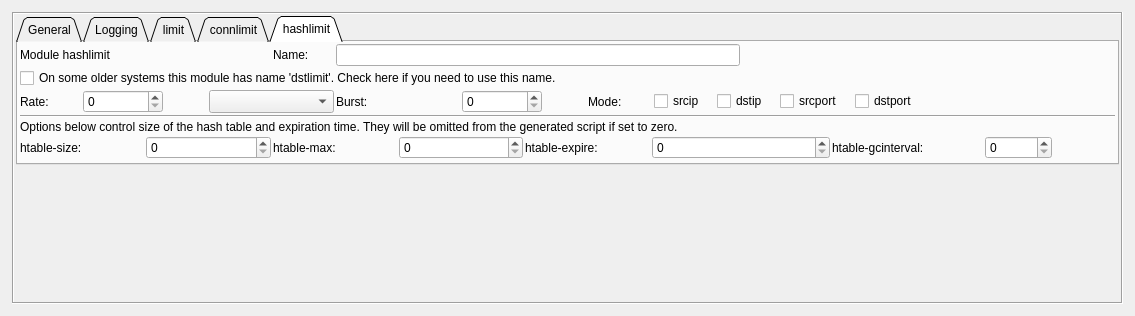
Old version of the form src/gui/ruleoptionsdialog_q.ui in the repository fwbuilder/fwbuilder.
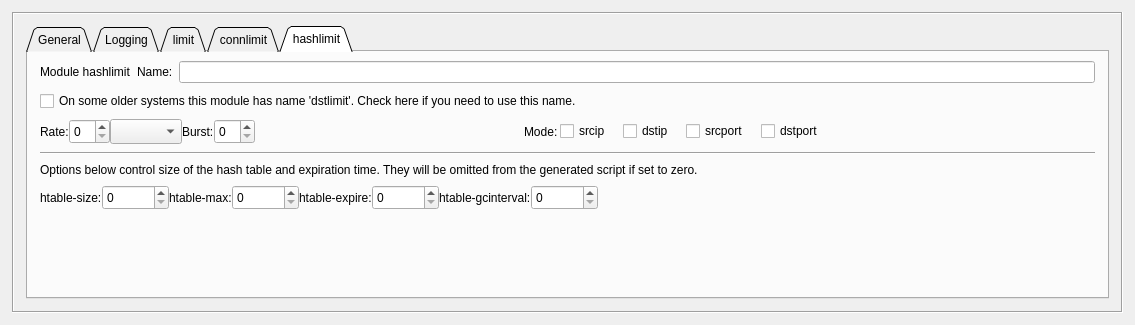
New version of the form. The open tabs and pages were chosen to show the change.

Commit message: slightly rearranged dialog, making it less crowded

Diff of the .ui file:
```diff
--- a/src/gui/ruleoptionsdialog_q.ui
+++ b/src/gui/ruleoptionsdialog_q.ui
@@ -1,13 +1,13 @@
 <?xml version="1.0" encoding="UTF-8"?>
 <ui version="4.0">
  <class>RuleOptionsDialog_q</class>
- <widget class="QWidget" name="RuleOptionsDialog_q">
-  <property name="geometry">
+ <widget class="QWidget" name="RuleOptionsDialog_q" >
+  <property name="geometry" >
    <rect>
     <x>0</x>
     <y>0</y>
     <width>1135</width>
-    <height>316</height>
+    <height>325</height>
    </rect>
   </property>
   <property name="windowTitle">
@@ -43,34 +43,18 @@
      <property name="currentIndex">
       <number>2</number>
      </property>
-     <widget class="QWidget" name="ipt">
-      <layout class="QGridLayout">
-       <property name="margin">
-        <number>2</number>
+     <widget class="QWidget" name="ipt" >
+      <layout class="QGridLayout" >
+       <property name="margin" >
+        <number>12</number>
        </property>
-       <property name="spacing">
-        <number>2</number>
+       <property name="spacing" >
+        <number>12</number>
        </property>
-       <item row="1" column="0">
-        <spacer>
-         <property name="orientation">
-          <enum>Qt::Vertical</enum>
-         </property>
-         <property name="sizeType">
-          <enum>QSizePolicy::MinimumExpanding</enum>
-         </property>
-         <property name="sizeHint" stdset="0">
-          <size>
-           <width>20</width>
-           <height>0</height>
-          </size>
-         </property>
-        </spacer>
-       </item>
-       <item row="0" column="0">
-        <widget class="QTabWidget" name="tabw0">
-         <property name="sizePolicy">
-          <sizepolicy hsizetype="Expanding" vsizetype="Preferred">
+       <item row="0" column="0" >
+        <widget class="QTabWidget" name="tabw0" >
+         <property name="sizePolicy" >
+          <sizepolicy vsizetype="Preferred" hsizetype="Expanding" >
            <horstretch>0</horstretch>
            <verstretch>0</verstretch>
           </sizepolicy>
@@ -588,16 +572,22 @@
           <attribute name="title">
            <string>hashlimit</string>
           </attribute>
-          <layout class="QGridLayout">
-           <property name="margin">
-            <number>2</number>
+          <layout class="QGridLayout" name="gridLayout_8" >
+           <property name="verticalSpacing" >
+            <number>8</number>
            </property>
-           <property name="spacing">
-            <number>2</number>
+           <property name="leftMargin" >
+            <number>12</number>
            </property>
-           <item row="0" column="0" colspan="4">
-            <widget class="QLabel" name="textLabel2_5">
-             <property name="text">
+           <property name="rightMargin" >
+            <number>12</number>
+           </property>
+           <property name="bottomMargin" >
+            <number>12</number>
+           </property>
+           <item row="0" column="0" >
+            <widget class="QLabel" name="textLabel2_5" >
+             <property name="text" >
               <string>Module hashlimit</string>
              </property>
              <property name="wordWrap">
@@ -605,26 +595,9 @@
              </property>
             </widget>
            </item>
-           <item row="1" column="0" colspan="15">
-            <widget class="QCheckBox" name="ipt_hashlimit_dstlimit">
-             <property name="text">
-              <string>On some older systems this module has name 'dstlimit'. Check here if you need to use this name.</string>
-             </property>
-            </widget>
-           </item>
-           <item row="2" column="0">
-            <widget class="QLabel" name="textLabel1_4">
-             <property name="text">
-              <string>Rate:</string>
-             </property>
-             <property name="wordWrap">
-              <bool>false</bool>
-             </property>
-            </widget>
-           </item>
-           <item row="0" column="4">
-            <widget class="QLabel" name="textLabel1_6">
-             <property name="text">
+           <item row="0" column="1" >
+            <widget class="QLabel" name="textLabel1_6" >
+             <property name="text" >
               <string>Name:</string>
              </property>
              <property name="wordWrap">
@@ -632,93 +605,222 @@
              </property>
             </widget>
            </item>
-           <item row="0" column="5" colspan="6">
-            <widget class="QLineEdit" name="ipt_hashlimit_name"/>
+           <item row="0" column="2" >
+            <widget class="QLineEdit" name="ipt_hashlimit_name" />
            </item>
-           <item row="2" column="7" colspan="2">
-            <widget class="QSpinBox" name="ipt_hashlimit_burst">
-             <property name="maximumSize">
-              <size>
-               <width>80</width>
-               <height>32767</height>
-              </size>
+           <item row="1" column="0" colspan="3" >
+            <widget class="QCheckBox" name="ipt_hashlimit_dstlimit" >
+             <property name="text" >
+              <string>On some older systems this module has name 'dstlimit'. Check here if you need to use this name.</string>
              </property>
             </widget>
            </item>
-           <item row="2" column="1" colspan="2">
-            <widget class="QSpinBox" name="ipt_hashlimit">
-             <property name="maximumSize">
-              <size>
-               <width>80</width>
-               <height>32767</height>
-              </size>
-             </property>
-            </widget>
-           </item>
-           <item row="2" column="3" colspan="2">
-            <widget class="QComboBox" name="ipt_hashlimit_suffix">
-             <property name="sizePolicy">
-              <sizepolicy hsizetype="Preferred" vsizetype="Fixed">
-               <horstretch>0</horstretch>
-               <verstretch>0</verstretch>
-              </sizepolicy>
-             </property>
-             <property name="maximumSize">
-              <size>
-               <width>200</width>
-               <height>32767</height>
-              </size>
-             </property>
+           <item row="2" column="0" colspan="3" >
+            <layout class="QHBoxLayout" name="horizontalLayout" >
              <item>
-              <property name="text">
-               <string/>
-              </property>
+              <widget class="QLabel" name="textLabel1_4" >
+               <property name="text" >
+                <string>Rate:</string>
+               </property>
+               <property name="wordWrap" >
+                <bool>false</bool>
+               </property>
+              </widget>
              </item>
              <item>
-              <property name="text">
-               <string>/day</string>
-              </property>
+              <widget class="QSpinBox" name="ipt_hashlimit" >
+               <property name="minimumSize" >
+                <size>
+                 <width>0</width>
+                 <height>25</height>
+                </size>
+               </property>
+               <property name="maximumSize" >
+                <size>
+                 <width>80</width>
+                 <height>32767</height>
+                </size>
+               </property>
+              </widget>
              </item>
              <item>
-              <property name="text">
-               <string>/hour</string>
-              </property>
+              <widget class="QComboBox" name="ipt_hashlimit_suffix" >
+               <property name="sizePolicy" >
+                <sizepolicy vsizetype="Fixed" hsizetype="Preferred" >
+                 <horstretch>0</horstretch>
+                 <verstretch>0</verstretch>
+                </sizepolicy>
+               </property>
+               <property name="minimumSize" >
+                <size>
+                 <width>0</width>
+                 <height>25</height>
+                </size>
+               </property>
+               <property name="maximumSize" >
+                <size>
+                 <width>200</width>
+                 <height>32767</height>
+                </size>
+               </property>
+               <item>
+                <property name="text" >
+                 <string/>
+                </property>
+               </item>
+               <item>
+                <property name="text" >
+                 <string>/day</string>
+                </property>
+               </item>
+               <item>
+                <property name="text" >
+                 <string>/hour</string>
+                </property>
+               </item>
+               <item>
+                <property name="text" >
+                 <string>/minute</string>
+                </property>
+               </item>
+               <item>
+                <property name="text" >
+                 <string>/second</string>
+                </property>
+               </item>
+              </widget>
              </item>
              <item>
-              <property name="text">
-               <string>/minute</string>
-              </property>
+              <widget class="QLabel" name="textLabel6_2" >
+               <property name="text" >
+                <string>Burst:</string>
+               </property>
+               <property name="wordWrap" >
+                <bool>false</bool>
+               </property>
+              </widget>
              </item>
              <item>
-              <property name="text">
-               <string>/second</string>
-              </property>
+              <widget class="QSpinBox" name="ipt_hashlimit_burst" >
+               <property name="minimumSize" >
+                <size>
+                 <width>0</width>
+                 <height>25</height>
+                </size>
+               </property>
+               <property name="maximumSize" >
+                <size>
+                 <width>80</width>
+                 <height>32767</height>
+                </size>
+               </property>
+              </widget>
              </item>
-            </widget>
+             <item>
+              <spacer name="horizontalSpacer" >
+               <property name="orientation" >
+                <enum>Qt::Horizontal</enum>
+               </property>
+               <property name="sizeHint" stdset="0" >
+                <size>
+                 <width>108</width>
+                 <height>20</height>
+                </size>
+               </property>
+              </spacer>
+             </item>
+             <item>
+              <widget class="QLabel" name="textLabel5_3" >
+               <property name="text" >
+                <string>Mode:</string>
+               </property>
+               <property name="wordWrap" >
+                <bool>false</bool>
+               </property>
+              </widget>
+             </item>
+             <item>
+              <widget class="QFrame" name="frame" >
+               <property name="sizePolicy" >
+                <sizepolicy vsizetype="Preferred" hsizetype="Preferred" >
+                 <horstretch>0</horstretch>
+                 <verstretch>0</verstretch>
+                </sizepolicy>
+               </property>
+               <property name="frameShape" >
+                <enum>QFrame::NoFrame</enum>
+               </property>
+               <property name="frameShadow" >
+                <enum>QFrame::Raised</enum>
+               </property>
+               <layout class="QHBoxLayout" >
+                <property name="spacing" >
+                 <number>12</number>
+                </property>
+                <property name="leftMargin" >
+                 <number>2</number>
+                </property>
+                <property name="topMargin" >
+                 <number>0</number>
+                </property>
+                <property name="rightMargin" >
+                 <number>2</number>
+                </property>
+                <property name="bottomMargin" >
+                 <number>0</number>
+                </property>
+                <item>
+                 <widget class="QCheckBox" name="cb_srcip" >
+                  <property name="text" >
+                   <string>srcip</string>
+                  </property>
+                 </widget>
+                </item>
+                <item>
+                 <widget class="QCheckBox" name="cb_dstip" >
+                  <property name="text" >
+                   <string>dstip</string>
+                  </property>
+                 </widget>
+                </item>
+                <item>
+                 <widget class="QCheckBox" name="cb_srcport" >
+                  <property name="text" >
+                   <string>srcport</string>
+                  </property>
+                 </widget>
+                </item>
+                <item>
+                 <widget class="QCheckBox" name="cb_dstport" >
+                  <property name="text" >
+                   <string>dstport</string>
+                  </property>
+                 </widget>
+                </item>
+               </layout>
+              </widget>
+             </item>
+             <item>
+              <spacer>
+               <property name="orientation" >
+                <enum>Qt::Horizontal</enum>
+               </property>
+               <property name="sizeType" >
+                <enum>QSizePolicy::Expanding</enum>
+               </property>
+               <property name="sizeHint" stdset="0" >
+                <size>
+                 <width>40</width>
+                 <height>20</height>
+                </size>
+               </property>
+              </spacer>
+             </item>
+            </layout>
            </item>
-           <item row="2" column="5" colspan="2">
-            <widget class="QLabel" name="textLabel6_2">
-             <property name="text">
-              <string>Burst:</string>
-             </property>
-             <property name="wordWrap">
-              <bool>false</bool>
-             </property>
-            </widget>
-           </item>
-           <item row="2" column="9">
-            <widget class="QLabel" name="textLabel5_3">
-             <property name="text">
-              <string>Mode:</string>
-             </property>
-             <property name="wordWrap">
-              <bool>false</bool>
-             </property>
-            </widget>
-           </item>
-           <item row="3" column="0" colspan="16">
-            <widget class="Line" name="line1">
-             <property name="frameShape">
+           <item row="3" column="0" colspan="3" >
+            <widget class="Line" name="line1" >
+             <property name="frameShape" >
               <enum>QFrame::HLine</enum>
              </property>
              <property name="frameShadow">
@@ -729,89 +831,9 @@
              </property>
             </widget>
            </item>
-           <item row="5" column="0" colspan="2">
-            <widget class="QLabel" name="textLabel2_7">
-             <property name="text">
-              <string>htable-size:</string>
-             </property>
-             <property name="wordWrap">
-              <bool>false</bool>
-             </property>
-            </widget>
-           </item>
-           <item row="5" column="2" colspan="2">
-            <widget class="QSpinBox" name="ipt_hashlimit_size">
-             <property name="toolTip">
-              <string>The number of buckets of the hash table (omit this option in generated script if set to 0)</string>
-             </property>
-             <property name="maximum">
-              <number>999999</number>
-             </property>
-            </widget>
-           </item>
-           <item row="5" column="4" colspan="2">
-            <widget class="QLabel" name="textLabel2_7_2">
-             <property name="text">
-              <string>htable-max:</string>
-             </property>
-             <property name="wordWrap">
-              <bool>false</bool>
-             </property>
-            </widget>
-           </item>
-           <item row="5" column="6" colspan="2">
-            <widget class="QSpinBox" name="ipt_hashlimit_max">
-             <property name="toolTip">
-              <string>Maximum number of entries in the hash (omit this option in generated script if set to 0)</string>
-             </property>
-             <property name="maximum">
-              <number>999999</number>
-             </property>
-            </widget>
-           </item>
-           <item row="5" column="8" colspan="2">
-            <widget class="QLabel" name="textLabel3_6">
-             <property name="text">
-              <string>htable-expire:</string>
-             </property>
-             <property name="wordWrap">
-              <bool>false</bool>
-             </property>
-            </widget>
-           </item>
-           <item row="5" column="10" colspan="2">
-            <widget class="QSpinBox" name="ipt_hashlimit_expire">
-             <property name="toolTip">
-              <string>After how many milliseconds do hash entries expire (omit this option in the generated script if set to 0)</string>
-             </property>
-             <property name="maximum">
-              <number>999999</number>
-             </property>
-            </widget>
-           </item>
-           <item row="5" column="12" colspan="2">
-            <widget class="QLabel" name="textLabel4_3">
-             <property name="text">
-              <string>htable-gcinterval:</string>
-             </property>
-             <property name="wordWrap">
-              <bool>false</bool>
-             </property>
-            </widget>
-           </item>
-           <item row="5" column="14">
-            <widget class="QSpinBox" name="ipt_hashlimit_gcinterval">
-             <property name="toolTip">
-              <string>How many milliseconds between garbage collection intervals (omit this option in generated script if set to 0)</string>
-             </property>
-             <property name="maximum">
-              <number>999999</number>
-             </property>
-            </widget>
-           </item>
-           <item row="4" column="0" colspan="16">
-            <widget class="QLabel" name="textLabel5_5">
-             <property name="text">
+           <item row="4" column="0" colspan="3" >
+            <widget class="QLabel" name="textLabel5_5" >
+             <property name="text" >
               <string>Options below control size of the hash table and expiration time. They will be omitted from the generated script if set to zero.</string>
              </property>
              <property name="alignment">
@@ -822,7 +844,128 @@
              </property>
             </widget>
            </item>
-           <item row="6" column="10">
+           <item row="5" column="0" colspan="3" >
+            <layout class="QHBoxLayout" name="horizontalLayout_2" >
+             <item>
+              <widget class="QLabel" name="textLabel2_7" >
+               <property name="text" >
+                <string>htable-size:</string>
+               </property>
+               <property name="wordWrap" >
+                <bool>false</bool>
+               </property>
+              </widget>
+             </item>
+             <item>
+              <widget class="QSpinBox" name="ipt_hashlimit_size" >
+               <property name="minimumSize" >
+                <size>
+                 <width>0</width>
+                 <height>25</height>
+                </size>
+               </property>
+               <property name="toolTip" >
+                <string>The number of buckets of the hash table (omit this option in generated script if set to 0)</string>
+               </property>
+               <property name="maximum" >
+                <number>999999</number>
+               </property>
+              </widget>
+             </item>
+             <item>
+              <widget class="QLabel" name="textLabel2_7_2" >
+               <property name="text" >
+                <string>htable-max:</string>
+               </property>
+               <property name="wordWrap" >
+                <bool>false</bool>
+               </property>
+              </widget>
+             </item>
+             <item>
+              <widget class="QSpinBox" name="ipt_hashlimit_max" >
+               <property name="minimumSize" >
+                <size>
+                 <width>0</width>
+                 <height>25</height>
+                </size>
+               </property>
+               <property name="toolTip" >
+                <string>Maximum number of entries in the hash (omit this option in generated script if set to 0)</string>
+               </property>
+               <property name="maximum" >
+                <number>999999</number>
+               </property>
+              </widget>
+             </item>
+             <item>
+              <widget class="QLabel" name="textLabel3_6" >
+               <property name="text" >
+                <string>htable-expire:</string>
+               </property>
+               <property name="wordWrap" >
+                <bool>false</bool>
+               </property>
+              </widget>
+             </item>
+             <item>
+              <widget class="QSpinBox" name="ipt_hashlimit_expire" >
+               <property name="minimumSize" >
+                <size>
+                 <width>0</width>
+                 <height>25</height>
+                </size>
+               </property>
+               <property name="toolTip" >
+                <string>After how many milliseconds do hash entries expire (omit this option in the generated script if set to 0)</string>
+               </property>
+               <property name="maximum" >
+                <number>999999</number>
+               </property>
+              </widget>
+             </item>
+             <item>
+              <widget class="QLabel" name="textLabel4_3" >
+               <property name="text" >
+                <string>htable-gcinterval:</string>
+               </property>
+               <property name="wordWrap" >
+                <bool>false</bool>
+               </property>
+              </widget>
+             </item>
+             <item>
+              <widget class="QSpinBox" name="ipt_hashlimit_gcinterval" >
+               <property name="minimumSize" >
+                <size>
+                 <width>0</width>
+                 <height>25</height>
+                </size>
+               </property>
+               <property name="toolTip" >
+                <string>How many milliseconds between garbage collection intervals (omit this option in generated script if set to 0)</string>
+               </property>
+               <property name="maximum" >
+                <number>999999</number>
+               </property>
+              </widget>
+             </item>
+             <item>
+              <spacer name="horizontalSpacer_2" >
+               <property name="orientation" >
+                <enum>Qt::Horizontal</enum>
+               </property>
+               <property name="sizeHint" stdset="0" >
+                <size>
+                 <width>268</width>
+                 <height>20</height>
+                </size>
+               </property>
+              </spacer>
+             </item>
+            </layout>
+           </item>
+           <item row="6" column="2" >
             <spacer>
              <property name="orientation">
               <enum>Qt::Vertical</enum>
@@ -838,83 +981,6 @@
              </property>
             </spacer>
            </item>
-           <item row="2" column="10" colspan="3">
-            <widget class="QFrame" name="frame">
-             <property name="sizePolicy">
-              <sizepolicy hsizetype="Preferred" vsizetype="Preferred">
-               <horstretch>0</horstretch>
-               <verstretch>0</verstretch>
-              </sizepolicy>
-             </property>
-             <property name="frameShape">
-              <enum>QFrame::NoFrame</enum>
-             </property>
-             <property name="frameShadow">
-              <enum>QFrame::Raised</enum>
-             </property>
-             <layout class="QHBoxLayout">
-              <property name="spacing">
-               <number>12</number>
-              </property>
-              <property name="leftMargin">
-               <number>2</number>
-              </property>
-              <property name="topMargin">
-               <number>0</number>
-              </property>
-              <property name="rightMargin">
-               <number>2</number>
-              </property>
-              <property name="bottomMargin">
-               <number>0</number>
-              </property>
-              <item>
-               <widget class="QCheckBox" name="cb_srcip">
-                <property name="text">
-                 <string>srcip</string>
-                </property>
-               </widget>
-              </item>
-              <item>
-               <widget class="QCheckBox" name="cb_dstip">
-                <property name="text">
-                 <string>dstip</string>
-                </property>
-               </widget>
-              </item>
-              <item>
-               <widget class="QCheckBox" name="cb_srcport">
-                <property name="text">
-                 <string>srcport</string>
-                </property>
-               </widget>
-              </item>
-              <item>
-               <widget class="QCheckBox" name="cb_dstport">
-                <property name="text">
-                 <string>dstport</string>
-                </property>
-               </widget>
-              </item>
-             </layout>
-            </widget>
-           </item>
-           <item row="2" column="13" colspan="3">
-            <spacer>
-             <property name="orientation">
-              <enum>Qt::Horizontal</enum>
-             </property>
-             <property name="sizeType">
-              <enum>QSizePolicy::Expanding</enum>
-             </property>
-             <property name="sizeHint" stdset="0">
-              <size>
-               <width>40</width>
-               <height>20</height>
-              </size>
-             </property>
-            </spacer>
-           </item>
           </layout>
          </widget>
         </widget>
```
Left out of the diff: 1373 changed lines with no effect on the pictures. The commit also changes 1 other file.
